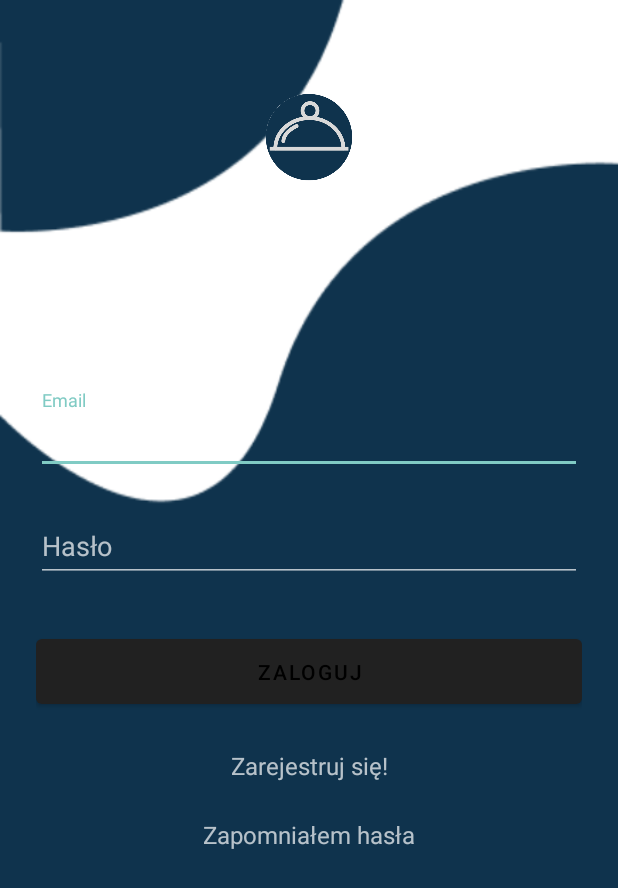
After one commit to MealkyTeam/Mealky, an Android app: the layout login_activity.xml on its own in the app's theme, with its tools: preview values and no code run, on a phone screen of 412 x 824 dp. The commit adds this screen. Shown: the top 888 px of the screen. Run offline under Robolectric (Android 15) with nearby library versions, the phone set to English and light mode, and no system bars.

Commit message:
added login activity

```diff
--- /dev/null
+++ b/app/src/main/res/layout/login_activity.xml
@@ -0,0 +1,72 @@
+<?xml version="1.0" encoding="utf-8"?>
+<ScrollView xmlns:android="http://schemas.android.com/apk/res/android"
+    android:layout_width="fill_parent"
+    android:layout_height="fill_parent"
+    android:fitsSystemWindows="true"
+    android:background="@drawable/background">
+
+    <LinearLayout
+        android:orientation="vertical"
+        android:layout_width="match_parent"
+        android:layout_height="wrap_content"
+        android:paddingTop="56dp"
+        android:paddingLeft="24dp"
+        android:paddingRight="24dp">
+
+        <ImageView android:src="@drawable/logo"
+            android:layout_width="wrap_content"
+            android:layout_height="72dp"
+            android:layout_marginBottom="24dp"
+            android:layout_gravity="center_horizontal" />
+
+        <com.google.android.material.textfield.TextInputLayout
+            android:layout_width="match_parent"
+            android:layout_height="wrap_content"
+            android:layout_marginTop="108dp"
+            android:layout_marginBottom="8dp">
+            <EditText android:id="@+id/input_email"
+                android:layout_width="match_parent"
+                android:layout_height="wrap_content"
+                android:inputType="textEmailAddress"
+                android:hint="Email" />
+        </com.google.android.material.textfield.TextInputLayout>
+
+        <com.google.android.material.textfield.TextInputLayout
+            android:layout_width="match_parent"
+            android:layout_height="wrap_content"
+            android:layout_marginTop="8dp"
+            android:layout_marginBottom="8dp">
+            <EditText android:id="@+id/input_password"
+                android:layout_width="match_parent"
+                android:layout_height="wrap_content"
+                android:inputType="textPassword"
+                android:hint="Hasło"/>
+        </com.google.android.material.textfield.TextInputLayout>
+
+        <com.google.android.material.button.MaterialButton
+            android:id="@+id/btn_login"
+            android:layout_width="fill_parent"
+            android:layout_height="wrap_content"
+            android:layout_marginTop="24dp"
+            android:layout_marginBottom="24dp"
+            android:padding="12dp"
+            android:text="Zaloguj"/>
+
+        <TextView android:id="@+id/link_signup"
+            android:layout_width="fill_parent"
+            android:layout_height="wrap_content"
+            android:layout_marginBottom="24dp"
+            android:text="Zarejestruj się!"
+            android:gravity="center"
+            android:textSize="16dip"/>
+
+        <TextView android:id="@+id/link_forget_password"
+            android:layout_width="fill_parent"
+            android:layout_height="wrap_content"
+            android:layout_marginBottom="24dp"
+            android:text="Zapomniałem hasła"
+            android:gravity="center"
+            android:textSize="16dip"/>
+
+    </LinearLayout>
+</ScrollView>
--- a/app/src/main/res/values/colors.xml
+++ b/app/src/main/res/values/colors.xml
@@ -5,4 +5,5 @@
     <color name="colorAccent">#FF4081</color>
     <color name="bar">#0F334D</color>
     <color name="barItems">#9EACB4</color>
+    <color name="white">#FFFFFF</color>
 </resources>
```
Also changed, not shown: app/src/main/res/drawable/logo.png (added).
